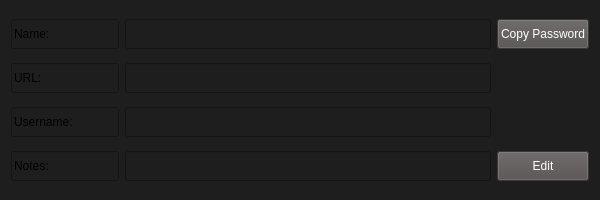
Before: the Qt Designer form PasswordManager/ui/passwordrow.ui in Jatogame/PasswordManager, drawn with Qt 5.
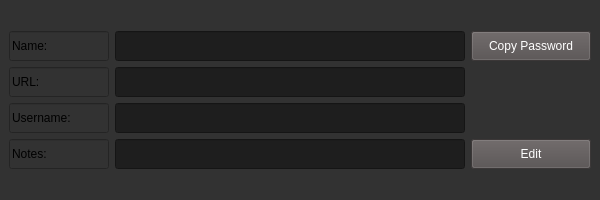
After: the same form once the commit is applied.

Commit message: UI improvements passwords-page & added logic when creating new entry

What changed in the file:
```diff
--- a/PasswordManager/ui/passwordrow.ui
+++ b/PasswordManager/ui/passwordrow.ui
@@ -11,7 +11,7 @@
    </rect>
   </property>
   <property name="sizePolicy">
-   <sizepolicy hsizetype="Preferred" vsizetype="Preferred">
+   <sizepolicy hsizetype="Expanding" vsizetype="Minimum">
     <horstretch>0</horstretch>
     <verstretch>0</verstretch>
    </sizepolicy>
@@ -19,77 +19,93 @@
   <property name="minimumSize">
    <size>
     <width>600</width>
+    <height>160</height>
+   </size>
+  </property>
+  <property name="maximumSize">
+   <size>
+    <width>16777215</width>
     <height>200</height>
    </size>
   </property>
-  <property name="maximumSize">
-   <size>
-    <width>16777215</width>
-    <height>400</height>
-   </size>
-  </property>
   <property name="windowTitle">
    <string>Form</string>
   </property>
   <property name="styleSheet">
-   <string notr="true">background-color: rgb(30,30,30);</string>
+   <string notr="true">background-color: rgb(50,50,50);</string>
   </property>
-  <layout class="QGridLayout" name="gridLayout">
-   <item row="2" column="1">
-    <widget class="QLineEdit" name="password_username">
-     <property name="minimumSize">
-      <size>
-       <width>0</width>
-       <height>30</height>
-      </size>
-     </property>
-     <property name="readOnly">
-      <bool>true</bool>
-     </property>
-    </widget>
-   </item>
-   <item row="3" column="1">
-    <widget class="QLineEdit" name="password_notes">
-     <property name="minimumSize">
-      <size>
-       <width>0</width>
-       <height>30</height>
-      </size>
-     </property>
-     <property name="readOnly">
-      <bool>true</bool>
-     </property>
-    </widget>
-   </item>
-   <item row="1" column="1">
-    <widget class="QLineEdit" name="password_url">
-     <property name="minimumSize">
-      <size>
-       <width>0</width>
-       <height>30</height>
-      </size>
-     </property>
-     <property name="readOnly">
-      <bool>true</bool>
-     </property>
-    </widget>
-   </item>
-   <item row="2" column="0">
-    <widget class="QLineEdit" name="lineEdit_3">
+  <layout class="QHBoxLayout" name="horizontalLayout">
+   <property name="spacing">
+    <number>0</number>
+   </property>
+   <property name="sizeConstraint">
+    <enum>QLayout::SizeConstraint::SetDefaultConstraint</enum>
+   </property>
+   <property name="leftMargin">
+    <number>0</number>
+   </property>
+   <property name="topMargin">
+    <number>0</number>
+   </property>
+   <property name="rightMargin">
+    <number>0</number>
+   </property>
+   <property name="bottomMargin">
+    <number>0</number>
+   </property>
+   <item>
+    <widget class="QWidget" name="widget_33" native="true">
      <property name="sizePolicy">
-      <sizepolicy hsizetype="Minimum" vsizetype="Fixed">
+      <sizepolicy hsizetype="Minimum" vsizetype="Minimum">
        <horstretch>0</horstretch>
        <verstretch>0</verstretch>
       </sizepolicy>
      </property>
      <property name="minimumSize">
       <size>
+       <width>600</width>
+       <height>160</height>
+      </size>
+     </property>
+     <property name="maximumSize">
+      <size>
+       <width>16777215</width>
+       <height>160</height>
+      </size>
+     </property>
+     <property name="styleSheet">
+      <string notr="true">background-color: rgb(50, 50, 50);</string>
+     </property>
+     <layout class="QGridLayout" name="gridLayout_3">
+      <property name="leftMargin">
+       <number>9</number>
+      </property>
+      <property name="topMargin">
+       <number>9</number>
+      </property>
+      <property name="rightMargin">
+       <number>9</number>
+      </property>
+      <property name="bottomMargin">
+       <number>9</number>
+      </property>
+      <item row="0" column="0">
+       <layout class="QVBoxLayout" name="verticalLayout">
+        <item>
+         <layout class="QGridLayout" name="gridLayout_2">
+          <item row="3" column="2">
+           <widget class="QLineEdit" name="passshow_url">
+            <property name="minimumSize">
+             <size>
        <width>0</width>
        <height>30</height>
       </size>
      </property>
-     <property name="text">
-      <string>Username:</string>
+            <property name="styleSheet">
+             <string notr="true">background-color: rgb(30, 30, 30);</string>
+            </property>
+            <property name="maxLength">
+             <number>50</number>
      </property>
      <property name="readOnly">
       <bool>true</bool>
@@ -97,6 +113,56 @@
     </widget>
    </item>
    <item row="1" column="0">
+           <widget class="QLineEdit" name="lineEdit">
+            <property name="sizePolicy">
+             <sizepolicy hsizetype="Minimum" vsizetype="Fixed">
+              <horstretch>0</horstretch>
+              <verstretch>0</verstretch>
+             </sizepolicy>
+            </property>
+            <property name="minimumSize">
+             <size>
+              <width>0</width>
+              <height>30</height>
+             </size>
+            </property>
+            <property name="maximumSize">
+             <size>
+              <width>100</width>
+              <height>30</height>
+             </size>
+            </property>
+            <property name="styleSheet">
+             <string notr="true"/>
+            </property>
+            <property name="text">
+             <string>Name:</string>
+            </property>
+            <property name="readOnly">
+             <bool>true</bool>
+            </property>
+           </widget>
+          </item>
+          <item row="5" column="2">
+           <widget class="QLineEdit" name="passshow_notes">
+            <property name="minimumSize">
+             <size>
+              <width>0</width>
+              <height>30</height>
+             </size>
+            </property>
+            <property name="styleSheet">
+             <string notr="true">background-color: rgb(30, 30, 30);</string>
+            </property>
+            <property name="maxLength">
+             <number>50</number>
+            </property>
+            <property name="readOnly">
+             <bool>true</bool>
+            </property>
+           </widget>
+          </item>
+          <item row="3" column="0">
     <widget class="QLineEdit" name="lineEdit_2">
      <property name="sizePolicy">
       <sizepolicy hsizetype="Minimum" vsizetype="Fixed">
@@ -110,6 +176,15 @@
        <height>30</height>
       </size>
      </property>
+            <property name="maximumSize">
+             <size>
+              <width>100</width>
+              <height>30</height>
+             </size>
+            </property>
+            <property name="styleSheet">
+             <string notr="true"/>
+            </property>
      <property name="text">
       <string>URL:</string>
      </property>
@@ -118,7 +193,37 @@
      </property>
     </widget>
    </item>
-   <item row="3" column="0">
+          <item row="1" column="3">
+           <widget class="QPushButton" name="passshow_passcopy">
+            <property name="minimumSize">
+             <size>
+              <width>120</width>
+              <height>30</height>
+             </size>
+            </property>
+            <property name="cursor">
+             <cursorShape>PointingHandCursor</cursorShape>
+            </property>
+            <property name="styleSheet">
+             <string notr="true">QPushButton {
+        background-color: rgb(82, 77, 77);
+        color: white;
+    }
+
+QPushButton:hover {
+        background-color: rgb(72, 67, 67);
+}
+
+    QPushButton:pressed {
+        background-color: rgb(62, 57, 57);
+    }</string>
+            </property>
+            <property name="text">
+             <string>Copy Password</string>
+            </property>
+           </widget>
+          </item>
+          <item row="5" column="0">
     <widget class="QLineEdit" name="lineEdit_4">
      <property name="sizePolicy">
       <sizepolicy hsizetype="Minimum" vsizetype="Fixed">
@@ -132,6 +237,15 @@
        <height>30</height>
       </size>
      </property>
+            <property name="maximumSize">
+             <size>
+              <width>100</width>
+              <height>30</height>
+             </size>
+            </property>
+            <property name="styleSheet">
+             <string notr="true"/>
+            </property>
      <property name="text">
       <string>Notes:</string>
      </property>
@@ -140,8 +254,8 @@
      </property>
     </widget>
    </item>
-   <item row="0" column="0">
-    <widget class="QLineEdit" name="lineEdit">
+          <item row="4" column="0">
+           <widget class="QLineEdit" name="lineEdit_3">
      <property name="sizePolicy">
       <sizepolicy hsizetype="Minimum" vsizetype="Fixed">
        <horstretch>0</horstretch>
@@ -154,34 +268,33 @@
        <height>30</height>
       </size>
      </property>
+            <property name="maximumSize">
+             <size>
+              <width>100</width>
+              <height>30</height>
+             </size>
+            </property>
+            <property name="styleSheet">
+             <string notr="true"/>
+            </property>
      <property name="text">
-      <string>Name:</string>
+             <string>Username:</string>
      </property>
      <property name="readOnly">
       <bool>true</bool>
      </property>
     </widget>
    </item>
-   <item row="0" column="1">
-    <widget class="QLineEdit" name="password_name">
+          <item row="5" column="3">
+           <widget class="QPushButton" name="passshow_edit">
      <property name="minimumSize">
       <size>
        <width>0</width>
        <height>30</height>
       </size>
      </property>
-     <property name="readOnly">
-      <bool>true</bool>
-     </property>
-    </widget>
-   </item>
-   <item row="3" column="2">
-    <widget class="QPushButton" name="password_edit">
-     <property name="minimumSize">
-      <size>
-       <width>0</width>
-       <height>30</height>
-      </size>
+            <property name="cursor">
+             <cursorShape>PointingHandCursor</cursorShape>
      </property>
      <property name="styleSheet">
       <string notr="true">QPushButton {
@@ -202,8 +315,8 @@
      </property>
     </widget>
    </item>
-   <item row="0" column="2">
-    <widget class="QPushButton" name="password_passcopy">
+          <item row="4" column="2">
+           <widget class="QLineEdit" name="passshow_username">
      <property name="minimumSize">
       <size>
        <width>0</width>
@@ -211,22 +324,40 @@
       </size>
      </property>
      <property name="styleSheet">
-      <string notr="true">QPushButton {
-        background-color: rgb(82, 77, 77);
-        color: white;
-    }
-
-QPushButton:hover {
-        background-color: rgb(72, 67, 67);
-}
-
-    QPushButton:pressed {
-        background-color: rgb(62, 57, 57);
-    }</string>
-     </property>
-     <property name="text">
-      <string>Copy Password</string>
-     </property>
+             <string notr="true">background-color: rgb(30, 30, 30);</string>
+            </property>
+            <property name="maxLength">
+             <number>50</number>
+            </property>
+            <property name="readOnly">
+             <bool>true</bool>
+            </property>
+           </widget>
+          </item>
+          <item row="1" column="2">
+           <widget class="QLineEdit" name="passshow_name">
+            <property name="minimumSize">
+             <size>
+              <width>0</width>
+              <height>30</height>
+             </size>
+            </property>
+            <property name="styleSheet">
+             <string notr="true">background-color: rgb(30, 30, 30);</string>
+            </property>
+            <property name="maxLength">
+             <number>50</number>
+            </property>
+            <property name="readOnly">
+             <bool>true</bool>
+            </property>
+           </widget>
+          </item>
+         </layout>
+        </item>
+       </layout>
+      </item>
+     </layout>
     </widget>
    </item>
   </layout>
```
Lines whose indentation alone changed are shown as unchanged. The commit also changes 5 other files.
